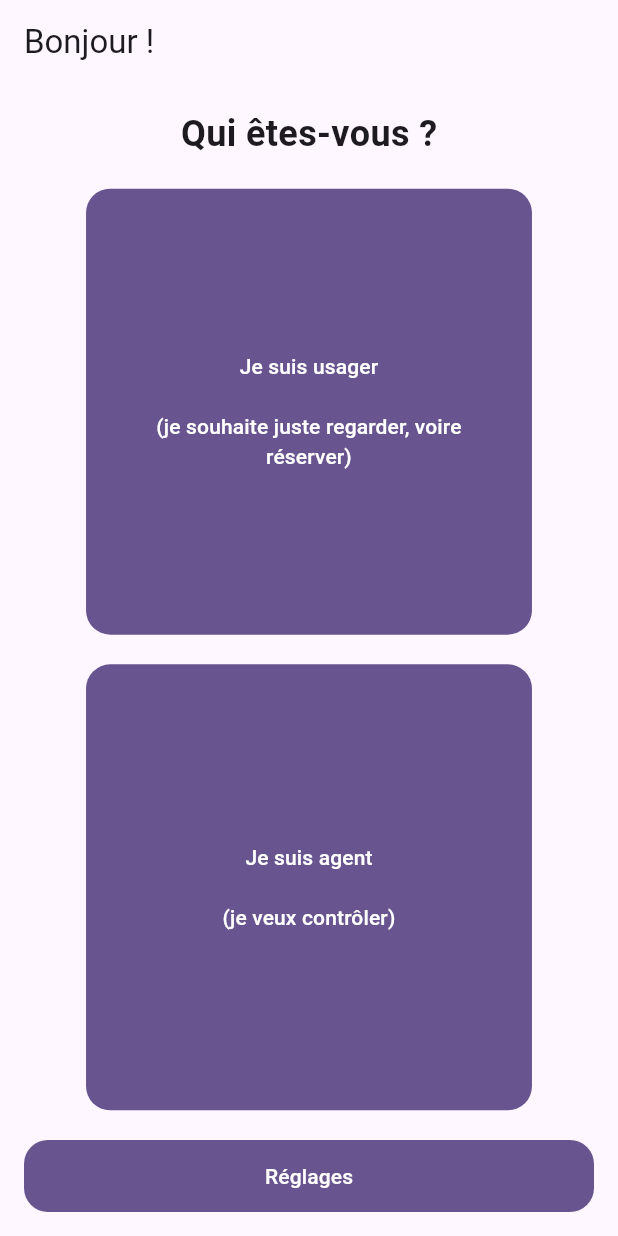
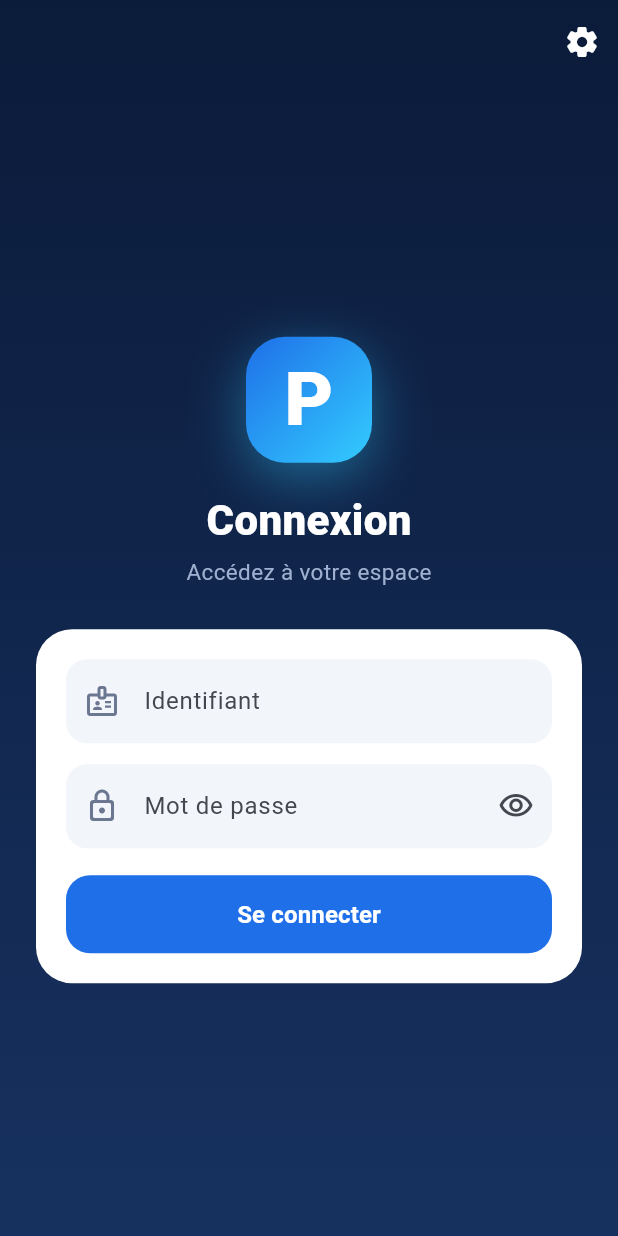
Before and after one commit to clippy20260922/7360, a Flutter app: the screen it shows after launch, on a phone screen of 412 x 824 dp. Run offline on Flutter 3.47's test engine with Material 3 defaults, Android fonts, the phone set to English and light mode, and no system bars; our stand-ins replace shared_preferences.

Commit message:
fix(client): séparation coté agent et usager par une page de connexion commune

```diff
--- a/client7360/lib/agent/agent_shell.dart
+++ b/client7360/lib/agent/agent_shell.dart
@@ -1,6 +1,7 @@
 import 'package:flutter/material.dart';
 
 import 'agent_fines_tab.dart';
+import '../page_connexion.dart';
 import 'agent_map_tab.dart';
 import 'agent_service.dart';
 import 'agent_stats_tab.dart';
@@ -44,7 +45,9 @@ class _AgentShellState extends State<AgentShell> {
 
   void _logout() {
     AgentService.logout();
-    Navigator.of(context).pop();
+    Navigator.of(context).pushReplacement(
+      MaterialPageRoute(builder: (_) => const PageConnexion()),
+    );
   }
 
   @override
--- a/client7360/lib/ecran_daccueil.dart
+++ /dev/null
@@ -1,105 +0,0 @@
-import 'dart:math' as math;
-
-import 'package:flutter/material.dart';
-
-import 'chercher_un_parking.dart';
-import 'page_agent.dart';
-import 'parametres_page.dart';
-
-class EcranDAccueil extends StatelessWidget {
-  const EcranDAccueil({super.key});
-
-  @override
-  Widget build(BuildContext context) {
-    final buttonStyle = FilledButton.styleFrom(
-      shape: RoundedRectangleBorder(
-        borderRadius: BorderRadius.circular(16),
-      ),
-    );
-
-    return Scaffold(
-      appBar: AppBar(title: const Text('Bonjour !')),
-      body: Padding(
-        padding: const EdgeInsets.all(16),
-        child: Column(
-          children: [
-            const Text(
-              'Qui êtes-vous ?',
-              style: TextStyle(fontSize: 24, fontWeight: FontWeight.bold),
-            ),
-            Expanded(
-              child: LayoutBuilder(
-                builder: (context, constraints) {
-                  final buttonSize = math.min(
-                    constraints.maxWidth,
-                    constraints.maxHeight / 2.2,
-                  );
-
-                  return Column(
-                    mainAxisAlignment: MainAxisAlignment.spaceEvenly,
-                    children: [
-                      SizedBox.square(
-                        dimension: buttonSize,
-                        child: FilledButton(
-                          style: buttonStyle,
-                          onPressed: () {
-                            Navigator.push(
-                              context,
-                              MaterialPageRoute(
-                                builder: (context) => const ChercherUnParking(),
-                              ),
-                            );
-                          },
-                          child: const Text(
-                            'Je suis usager \n \n'
-                            '(je souhaite juste regarder, voire réserver)',
-                            textAlign: TextAlign.center,
-                          ),
-                        ),
-                      ),
-                      SizedBox.square(
-                        dimension: buttonSize,
-                        child: FilledButton(
-                          style: buttonStyle,
-                          onPressed: () {
-                            Navigator.push(
-                              context,
-                              MaterialPageRoute(
-                                builder: (context) => const PageAgent(),
-                              ),
-                            );
-                          },
-                          child: const Text(
-                            'Je suis agent \n \n'
-                            '(je veux contrôler)',
-                            textAlign: TextAlign.center,
-                          ),
-                        ),
-                      ),
-                    ],
-                  );
-                },
-              ),
-            ),
-            SizedBox(
-              width: double.infinity,
-              height: 48,
-              child: FilledButton(
-                style: buttonStyle,
-                onPressed: () {
-                  Navigator.push(
-                    context,
-                    MaterialPageRoute(
-                      builder: (context) => const ParametresPage(),
-                    ),
-                  );
-                },
-                child: const Text('Réglages'),
-              ),
-            ),
-          ],
-        ),
-      ),
-    );
-  }
-}
--- a/client7360/lib/main.dart
+++ b/client7360/lib/main.dart
@@ -5,7 +5,7 @@ import 'server_ui.dart';
 import 'zone_page.dart';
 import 'exemple_de_page.dart';
 import 'parking_map_page.dart';
-import 'ecran_daccueil.dart';
+import 'page_connexion.dart';
 
 void main() {
   runApp(const MyApp());
@@ -37,7 +37,7 @@ class MyApp extends StatelessWidget {
         // tested with just a hot reload.
         colorScheme: .fromSeed(seedColor: Colors.deepPurple),
       ),
-      home: const EcranDAccueil(),
+      home: const PageConnexion(),
     );
   }
 }
@@ -76,11 +76,11 @@ class _MyHomePageState extends State<MyHomePage> {
                 Navigator.push(
                   context,
                   MaterialPageRoute(
-                    builder: (context) => const EcranDAccueil(),
+                    builder: (context) => const PageConnexion(),
                   ),
                 );
               },
-              child: const Text('Écran d\'accueil'),
+              child: const Text('Connexion'),
             ),
 
             const SizedBox(height: 32),
--- a/client7360/lib/page_agent.dart
+++ b/client7360/lib/page_connexion.dart
@@ -3,17 +3,20 @@ import 'package:flutter/material.dart';
 import 'agent/agent_service.dart';
 import 'agent/agent_shell.dart';
 import 'agent/agent_theme.dart';
+import 'chercher_un_parking.dart';
+import 'parametres_page.dart';
 
-/// Connexion de l'agent (écran « Je suis agent »). Une fois connecté, on
-/// arrive directement sur la page agent : carte, problématiques, stats.
-class PageAgent extends StatefulWidget {
-  const PageAgent({super.key});
+/// Page de connexion unique : selon le type du compte, on arrive côté agent
+/// (carte, infractions, stats, amendes) ou côté usager. Identifiants
+/// inconnus : message d'erreur.
+class PageConnexion extends StatefulWidget {
+  const PageConnexion({super.key});
 
   @override
-  State<PageAgent> createState() => _PageAgentState();
+  State<PageConnexion> createState() => _PageConnexionState();
 }
 
-class _PageAgentState extends State<PageAgent> {
+class _PageConnexionState extends State<PageConnexion> {
   final _id = TextEditingController();
   final _password = TextEditingController();
   bool _busy = false;
@@ -27,10 +30,11 @@ class _PageAgentState extends State<PageAgent> {
     super.dispose();
   }
 
-  void _openAgentPage(String name) {
-    Navigator.of(context).pushReplacement(
-      MaterialPageRoute(builder: (_) => AgentShell(agentName: name)),
-    );
+  void _openSpace(String type, String name) {
+    final Widget page = type == 'agent'
+        ? AgentShell(agentName: name)
+        : const ChercherUnParking();
+    Navigator.of(context).pushReplacement(MaterialPageRoute(builder: (_) => page));
   }
 
   Future<void> _submit() async {
@@ -44,9 +48,9 @@ class _PageAgentState extends State<PageAgent> {
       _error = null;
     });
     try {
-      await AgentService.login(id, _password.text);
+      final type = await AgentService.authenticate(id, _password.text);
       if (!mounted) return;
-      _openAgentPage(id);
+      _openSpace(type, id);
     } on AgentAuthException catch (e) {
       if (mounted) setState(() => _error = e.message);
     } catch (_) {
@@ -87,6 +91,16 @@ class _PageAgentState extends State<PageAgent> {
           backgroundColor: Colors.transparent,
           foregroundColor: Colors.white,
           elevation: 0,
+          actions: [
+            IconButton(
+              tooltip: 'Réglages',
+              icon: const Icon(Icons.settings_rounded),
+              onPressed: () => Navigator.push(
+                context,
+                MaterialPageRoute(builder: (_) => const ParametresPage()),
+              ),
+            ),
+          ],
         ),
         body: Container(
           decoration: const BoxDecoration(
@@ -135,7 +149,7 @@ class _PageAgentState extends State<PageAgent> {
                       ),
                       const SizedBox(height: 18),
                       const Text(
-                        'Espace agent',
+                        'Connexion',
                         style: TextStyle(
                           color: Colors.white,
                           fontSize: 28,
@@ -144,7 +158,7 @@ class _PageAgentState extends State<PageAgent> {
                       ),
                       const SizedBox(height: 4),
                       const Text(
-                        'Contrôle du stationnement',
+                        'Accédez à votre espace',
                         style: TextStyle(color: Color(0xFF9FB0D0), fontSize: 15),
                       ),
                       const SizedBox(height: 28),
@@ -162,7 +176,7 @@ class _PageAgentState extends State<PageAgent> {
                               textInputAction: TextInputAction.next,
                               autocorrect: false,
                               decoration: _decoration(
-                                "Numéro d'identification",
+                                'Identifiant',
                                 Icons.badge_outlined,
                               ),
                             ),
```
Also changed, not shown: client7360/lib/agent/agent_service.dart (+17 -5 lines), 2 other files.
